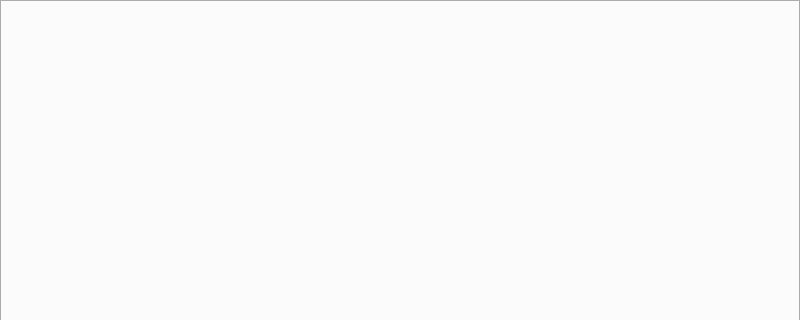
This is gui/MainWindow.ui in nullobsi/clight-gui as Qt 5 draws it before an edit; both pictures show x 0 to 800 and y 0 to 320 of the 800 by 600 pixel window. The edited form follows.
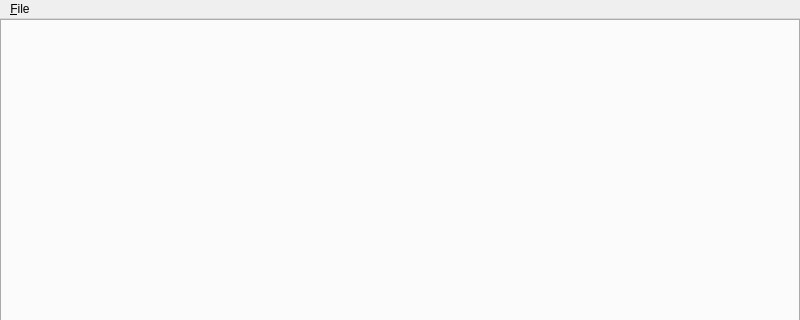
This is the edited form.

```diff
--- a/gui/MainWindow.ui
+++ b/gui/MainWindow.ui
@@ -45,6 +45,13 @@
      <height>23</height>
     </rect>
    </property>
+   <widget class="QMenu" name="menuFile">
+    <property name="title">
+     <string>&amp;File</string>
+    </property>
+    <addaction name="actionSave"/>
+   </widget>
+   <addaction name="menuFile"/>
   </widget>
   <widget class="QStatusBar" name="statusbar"/>
  </widget>
```
Left out of the diff: 5 changed lines with no effect on the pictures.
